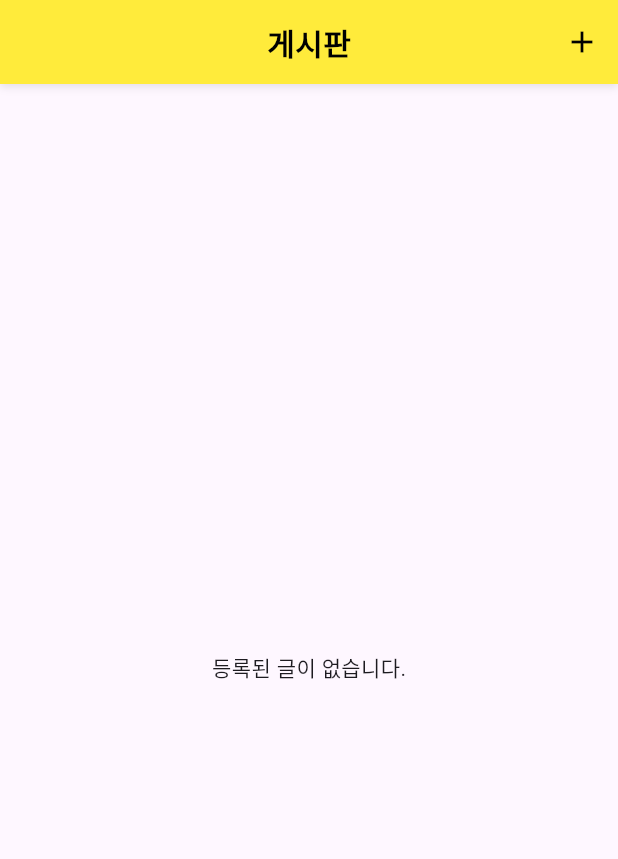
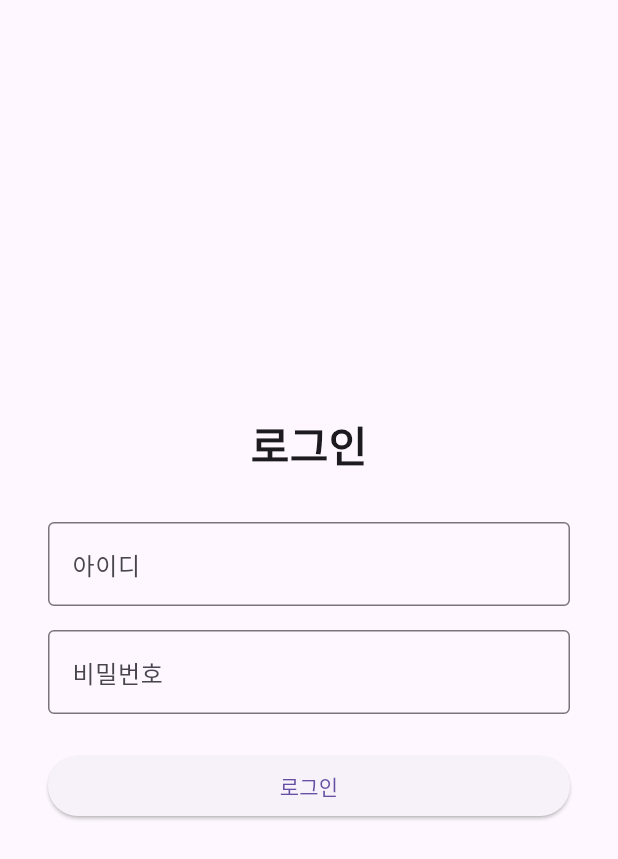
Before and after one commit to elbicuderri/board, a Flutter app: the screen it shows after launch, on a phone screen of 412 x 824 dp. Shown: the top 859 px of the screen. Run offline on Flutter 3.47's test engine with Material 3 defaults, Android fonts, the phone set to English and light mode, and no system bars.

Commit message:
Add login_page

```diff
--- /dev/null
+++ b/lib/data/user_data.json
@@ -0,0 +1,4 @@
+{
+  "id": "abcd",
+  "password": "1234"
+}
--- a/lib/main.dart
+++ b/lib/main.dart
@@ -1,5 +1,5 @@
 import 'package:flutter/material.dart';
-import 'pages/post_list_page.dart';
+import 'pages/login_page.dart';
 
 void main() {
   runApp(const MyApp());
@@ -10,8 +10,6 @@ class MyApp extends StatelessWidget {
 
   @override
   Widget build(BuildContext context) {
-    return MaterialApp(
-      home: PostListPage(),
-    );
+    return MaterialApp(home: LoginPage());
   }
 }
--- /dev/null
+++ b/lib/pages/login_page.dart
@@ -0,0 +1,93 @@
+import 'package:flutter/material.dart';
+import 'dart:convert';
+import 'package:flutter/services.dart' show rootBundle;
+import 'post_list_page.dart';
+
+class LoginPage extends StatefulWidget {
+  const LoginPage({super.key});
+
+  @override
+  State<LoginPage> createState() => _LoginPageState();
+}
+
+class _LoginPageState extends State<LoginPage> {
+  final TextEditingController _idController = TextEditingController();
+  final TextEditingController _pwController = TextEditingController();
+  String? _error;
+  Map<String, dynamic>? _userData;
+
+  Future<void> _loadUserData() async {
+    final String data = await rootBundle.loadString('lib/data/user_data.json');
+    setState(() {
+      _userData = json.decode(data);
+    });
+  }
+
+  @override
+  void initState() {
+    super.initState();
+    _loadUserData();
+  }
+
+  void _login() {
+    if (_userData == null) return;
+    final id = _idController.text.trim();
+    final pw = _pwController.text.trim();
+    if (id == _userData!["id"] && pw == _userData!["password"]) {
+      Navigator.pushReplacement(
+        context,
+        MaterialPageRoute(builder: (context) => PostListPage(loggedInId: id)),
+      );
+    } else {
+      setState(() {
+        _error = '아이디 또는 비밀번호가 올바르지 않습니다.';
+      });
+    }
+  }
+
+  @override
+  Widget build(BuildContext context) {
+    return Scaffold(
+      body: Center(
+        child: Padding(
+          padding: const EdgeInsets.all(32.0),
+          child: Column(
+            mainAxisSize: MainAxisSize.min,
+            children: [
+              Text('로그인', style: TextStyle(fontSize: 28, fontWeight: FontWeight.bold)),
+              SizedBox(height: 32),
+              TextField(
+                controller: _idController,
+                decoration: InputDecoration(
+                  labelText: '아이디',
+                  border: OutlineInputBorder(),
+                ),
+              ),
+              SizedBox(height: 16),
+              TextField(
+                controller: _pwController,
+                obscureText: true,
+                decoration: InputDecoration(
+                  labelText: '비밀번호',
+                  border: OutlineInputBorder(),
+                ),
+              ),
+              if (_error != null) ...[
+                SizedBox(height: 16),
+                Text(_error!, style: TextStyle(color: Colors.red)),
+              ],
+              SizedBox(height: 24),
+              SizedBox(
+                width: double.infinity,
+                child: ElevatedButton(
+                  onPressed: _userData == null ? null : _login,
+                  child: Text('로그인'),
+                ),
+              ),
+            ],
+          ),
+        ),
+      ),
+    );
+  }
+}
--- a/pubspec.yaml
+++ b/pubspec.yaml
@@ -51,6 +51,8 @@ dev_dependencies:
 
 # The following section is specific to Flutter packages.
 flutter:
+  assets:
+    - lib/data/user_data.json
 
   # The following line ensures that the Material Icons font is
   # included with your application, so that you can use the icons in
```
Also changed, not shown: lib/pages/post_list_page.dart (+36 -17 lines), lib/pages/post_page.dart (+33 -5 lines), lib/pages/write_page.dart (+19 -8 lines).
